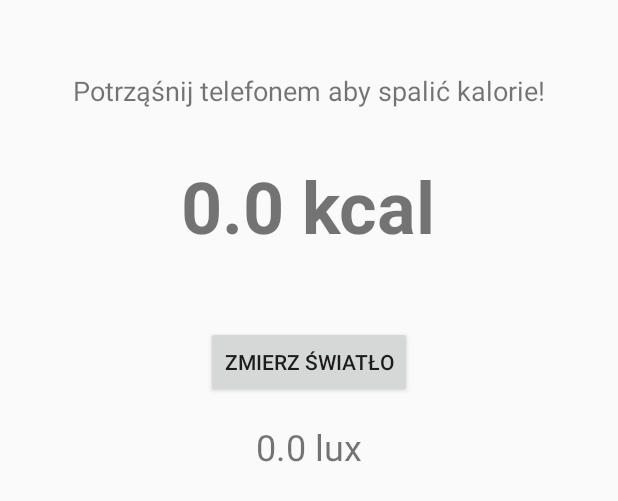
After one commit to SzymonPiotrH/dietmaker, an Android app built with Jetpack Compose: the layout fragment_sensor.xml on its own in the app's theme, with its tools: preview values and no code run, on a phone screen of 412 x 824 dp. The commit adds this screen. Shown: the top 501 px of the screen. Run offline under Robolectric (Android 15) with nearby library versions, the phone set to English and light mode, and no system bars.

Commit message:
Sensorki Działają

```diff
--- a/app/src/main/java/com/example/dietmaker/fragments/MainDashboardFragment.kt
+++ b/app/src/main/java/com/example/dietmaker/fragments/MainDashboardFragment.kt
@@ -33,6 +33,10 @@ class MainDashboardFragment : Fragment() {
         // Dodaj w metodzie onCreateView lub w osobnej metodzie setupButtons
         binding.buttonProfile.setOnClickListener {
             (activity as MainActivity).replaceFragment(ProfileFragment())
+        }
+
+        binding.buttonSensor.setOnClickListener {
+            (activity as MainActivity).replaceFragment(SensorFragment())
         }
 
         setupUserInfo()
--- /dev/null
+++ b/app/src/main/res/layout/fragment_sensor.xml
@@ -0,0 +1,40 @@
+<?xml version="1.0" encoding="utf-8"?>
+<LinearLayout xmlns:android="http://schemas.android.com/apk/res/android"
+    android:layout_width="match_parent"
+    android:layout_height="match_parent"
+    android:orientation="vertical"
+    android:padding="16dp"
+    android:gravity="center_horizontal">
+
+    <TextView
+        android:layout_width="wrap_content"
+        android:layout_height="wrap_content"
+        android:text="Potrząśnij telefonem aby spalić kalorie!"
+        android:textSize="18sp"
+        android:layout_marginTop="32dp"/>
+
+    <TextView
+        android:id="@+id/textCaloriesBurned"
+        android:layout_width="wrap_content"
+        android:layout_height="wrap_content"
+        android:text="0.0 kcal"
+        android:textSize="48sp"
+        android:textStyle="bold"
+        android:layout_marginTop="32dp"/>
+
+    <Button
+        android:id="@+id/buttonMeasureLight"
+        android:layout_width="wrap_content"
+        android:layout_height="wrap_content"
+        android:text="Zmierz światło"
+        android:layout_marginTop="48dp"/>
+
+    <TextView
+        android:id="@+id/textLightValue"
+        android:layout_width="wrap_content"
+        android:layout_height="wrap_content"
+        android:text="0.0 lux"
+        android:textSize="24sp"
+        android:layout_marginTop="16dp"/>
+
+</LinearLayout>
```
Also changed, not shown: app/src/main/java/com/example/dietmaker/fragments/SensorFragment.kt (added, +124 -0 lines), app/src/main/res/layout/fragment_main_dashboard.xml (+11 -0 lines).
